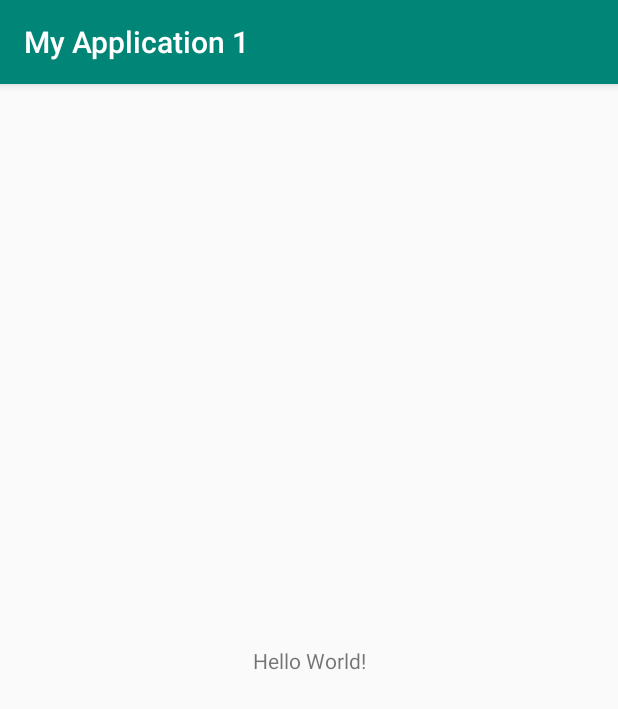
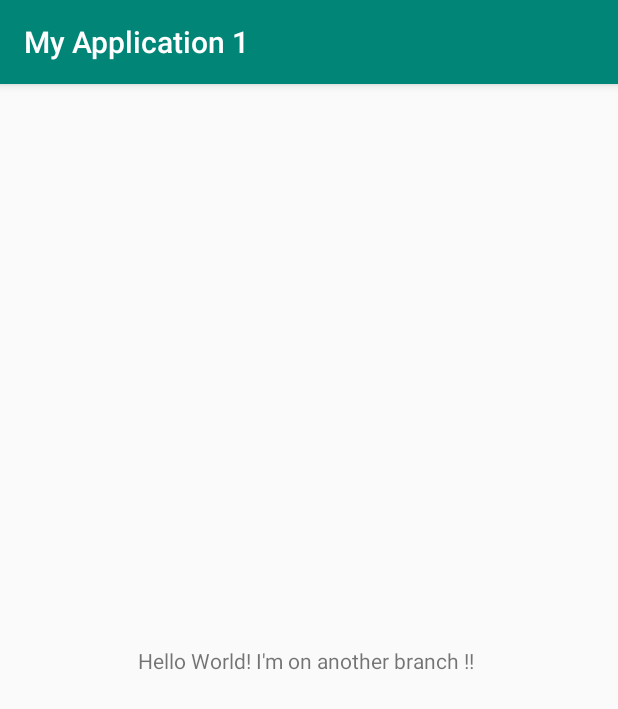
Before and after one commit to Vigilante7478/HelloWorldAndroid, an Android app: the screen it shows after launch (MainActivity), on a phone screen of 412 x 824 dp. Shown: the top 709 px of the screen. Run offline under Robolectric (Android 15) with nearby library versions, the phone set to English and light mode, and no system bars.

Commit message:
Another commit

```diff
--- a/app/src/main/res/layout/activity_main.xml
+++ b/app/src/main/res/layout/activity_main.xml
@@ -10,7 +10,7 @@
     <TextView
         android:layout_width="wrap_content"
         android:layout_height="wrap_content"
-        android:text="Hello World!"
+        android:text="Hello World! I'm on another branch !! "
         app:layout_constraintBottom_toBottomOf="parent"
         app:layout_constraintLeft_toLeftOf="parent"
         app:layout_constraintRight_toRightOf="parent"
```
